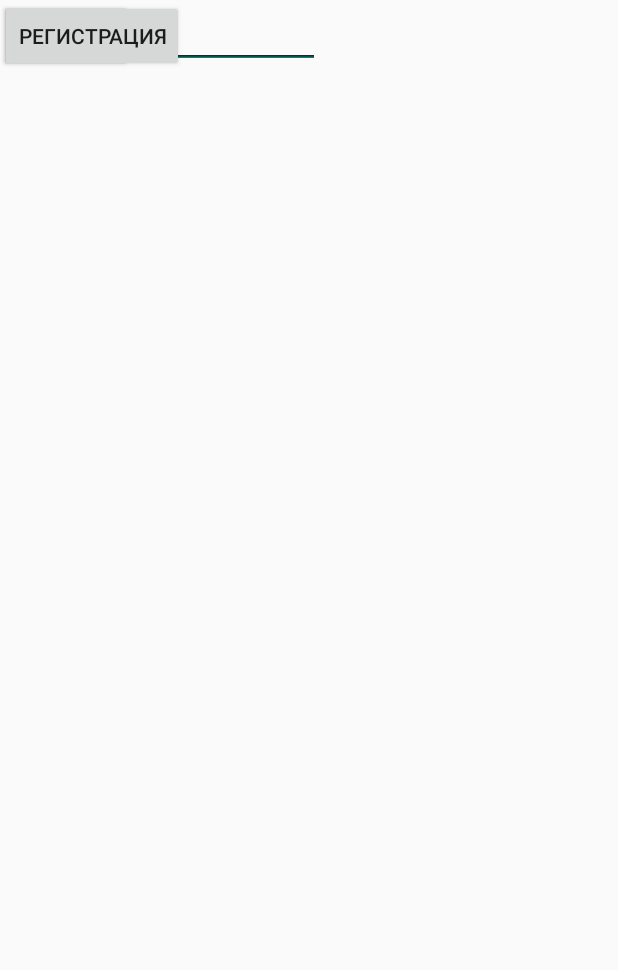
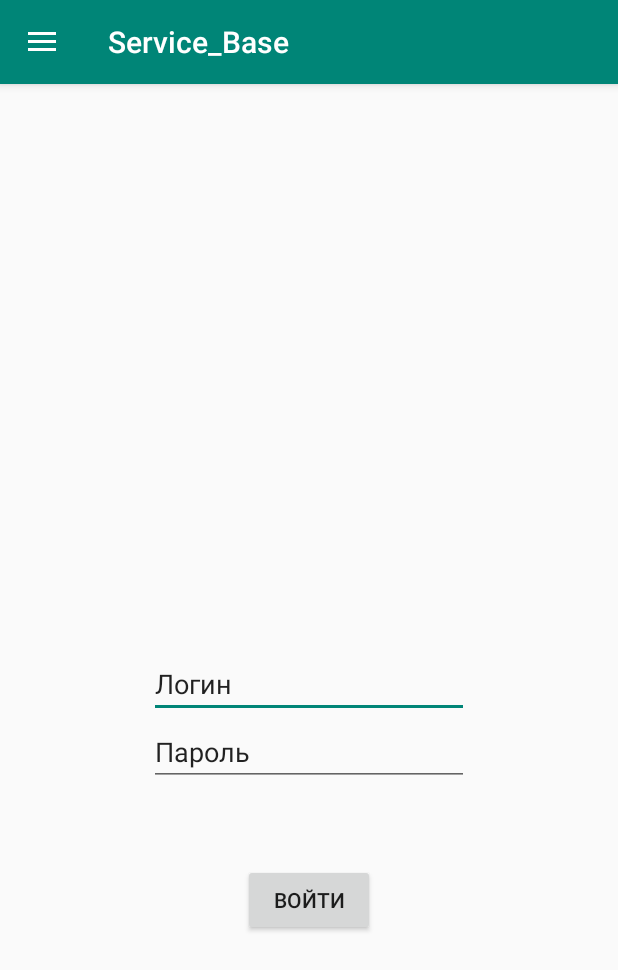
Before and after one commit to slamser56/Service_Base, an Android app: the screen it shows after launch (MainActivity), on a phone screen of 412 x 824 dp. Shown: the top 970 px of the screen. Run offline under Robolectric (Android 15) with nearby library versions, the phone set to English and light mode, and no system bars.

Commit message:
Nav menu up

```diff
--- a/app/src/main/java/com/example/service_base/MainActivity.java
+++ b/app/src/main/java/com/example/service_base/MainActivity.java
@@ -1,14 +1,78 @@
 package com.example.service_base;
 
+import androidx.annotation.NonNull;
+import androidx.appcompat.app.ActionBarDrawerToggle;
 import androidx.appcompat.app.AppCompatActivity;
+import androidx.core.view.GravityCompat;
+import androidx.drawerlayout.widget.DrawerLayout;
 
 import android.os.Bundle;
+import android.view.MenuItem;
+import android.widget.Toast;
+import androidx.appcompat.widget.Toolbar;
 
-public class MainActivity extends AppCompatActivity {
+import com.google.android.material.navigation.NavigationView;
+
+public class MainActivity extends AppCompatActivity implements NavigationView.OnNavigationItemSelectedListener {
 
     @Override
     protected void onCreate(Bundle savedInstanceState) {
         super.onCreate(savedInstanceState);
         setContentView(R.layout.activity_main);
+
+
+        Toolbar toolbar = findViewById(R.id.toolbar);
+        setSupportActionBar(toolbar);
+
+        DrawerLayout drawer = (DrawerLayout) findViewById(R.id.drawer_layout);
+        ActionBarDrawerToggle toggle = new ActionBarDrawerToggle(
+                this, drawer, toolbar, R.string.navigation_drawer_open, R.string.navigation_drawer_close);
+        drawer.addDrawerListener(toggle);
+        toggle.syncState();
+
+        NavigationView navigationView = (NavigationView) findViewById(R.id.naw_view);
+        navigationView.setNavigationItemSelectedListener(this);
+
+    }
+
+    @Override
+    public boolean onNavigationItemSelected(@NonNull MenuItem item) {
+// Handle navigation view item clicks here.
+        int id = item.getItemId();
+
+        if (id == R.id.find) {
+            Toast.makeText(getApplicationContext(),"Поиск",Toast.LENGTH_SHORT).show();
+        } else if (id == R.id.news) {
+            Toast.makeText(getApplicationContext(),"Новости",Toast.LENGTH_SHORT).show();
+
+        } else if (id == R.id.scaner) {
+            Toast.makeText(getApplicationContext(),"Сканер",Toast.LENGTH_SHORT).show();
+
+        } else if (id == R.id.send_request) {
+            Toast.makeText(getApplicationContext(),"Написать заявку",Toast.LENGTH_SHORT).show();
+
+        } else if (id == R.id.price) {
+            Toast.makeText(getApplicationContext(),"Цены",Toast.LENGTH_SHORT).show();
+
+        } else if (id == R.id.about_us) {
+            Toast.makeText(getApplicationContext(),"О нас",Toast.LENGTH_SHORT).show();
+
+        }
+
+        DrawerLayout drawer = (DrawerLayout) findViewById(R.id.drawer_layout);
+        drawer.closeDrawer(GravityCompat.START);
+
+        return true;
+    }
+
+
+    @Override
+    public void onBackPressed() {
+        DrawerLayout drawer = (DrawerLayout) findViewById(R.id.drawer_layout);
+        if (drawer.isDrawerOpen(GravityCompat.START)) {
+            drawer.closeDrawer(GravityCompat.START);
+        } else {
+            super.onBackPressed();
+        }
     }
 }
--- a/app/src/main/res/layout/activity_main.xml
+++ b/app/src/main/res/layout/activity_main.xml
@@ -1,5 +1,5 @@
 <?xml version="1.0" encoding="utf-8"?>
-<androidx.drawerlayout.widget.DrawerLayout xmlns:android="http://schemas.android.com/apk/res/android"
+<RelativeLayout xmlns:android="http://schemas.android.com/apk/res/android"
     xmlns:app="http://schemas.android.com/apk/res-auto"
     xmlns:tools="http://schemas.android.com/tools"
     android:layout_width="match_parent"
@@ -7,25 +7,34 @@
     tools:context=".MainActivity"
     tools:openDrawer="end">
 
-    <RelativeLayout
-        android:layout_width="match_parent"
-        android:layout_height="match_parent">
+    <include
+        android:id="@+id/toolbar"
+        layout="@layout/toolbar"/>
+
+
+    <LinearLayout
+        android:layout_width="wrap_content"
+        android:layout_height="wrap_content"
+        android:orientation="horizontal"
+        android:layout_centerHorizontal="true"
+        android:layout_alignParentBottom="true"
+        android:layout_marginBottom="200dp">
+
     <Button
         android:id="@+id/sign_up"
         android:layout_width="wrap_content"
         android:layout_height="wrap_content"
         android:text="Войти"
-        tools:layout_editor_absoluteX="58dp"
-        tools:layout_editor_absoluteY="556dp" />
+        />
+    </LinearLayout>
 
-    <Button
-        android:id="@+id/registration"
+    <LinearLayout
         android:layout_width="wrap_content"
         android:layout_height="wrap_content"
-        android:text="Регистрация"
-        tools:layout_editor_absoluteX="250dp"
-        tools:layout_editor_absoluteY="556dp" />
-
+        android:orientation="vertical"
+        android:layout_centerHorizontal="true"
+        android:layout_alignParentBottom="true"
+        android:layout_marginBottom="300dp">
     <EditText
         android:id="@+id/login"
         android:layout_width="wrap_content"
@@ -35,6 +44,7 @@
         android:text="Логин"
         tools:layout_editor_absoluteX="85dp"
         tools:layout_editor_absoluteY="281dp" />
+
 
     <EditText
         android:id="@+id/password"
@@ -46,16 +56,11 @@
         tools:layout_editor_absoluteX="85dp"
         tools:layout_editor_absoluteY="348dp" />
 
-    </RelativeLayout>
+    </LinearLayout>
 
-    <com.google.android.material.navigation.NavigationView
-        android:layout_width="wrap_content"
-        android:layout_height="match_parent"
-        android:layout_gravity="start"
-        android:id="@+id/naw_view"
-        app:headerLayout="@layout/nav_header"
-        app:menu="@menu/drawer_menu"
-        />
+<include
+    android:id="@+id/drawer_layout"
+    layout="@layout/navigation"/>
 
 
-</androidx.drawerlayout.widget.DrawerLayout>
+</RelativeLayout>
--- /dev/null
+++ b/app/src/main/res/layout/navigation.xml
@@ -0,0 +1,23 @@
+<?xml version="1.0" encoding="utf-8"?>
+<androidx.drawerlayout.widget.DrawerLayout xmlns:android="http://schemas.android.com/apk/res/android"
+    xmlns:app="http://schemas.android.com/apk/res-auto"
+    xmlns:tools="http://schemas.android.com/tools"
+    android:layout_width="match_parent"
+    android:layout_height="match_parent"
+    android:id="@+id/drawer_layout"
+    tools:openDrawer="end">
+
+
+
+
+    <com.google.android.material.navigation.NavigationView
+
+        android:layout_width="wrap_content"
+        android:layout_height="match_parent"
+        android:layout_gravity="start"
+        android:id="@+id/naw_view"
+        app:headerLayout="@layout/nav_header"
+        app:menu="@menu/drawer_menu"
+        />
+
+</androidx.drawerlayout.widget.DrawerLayout>
--- /dev/null
+++ b/app/src/main/res/layout/toolbar.xml
@@ -0,0 +1,12 @@
+<?xml version="1.0" encoding="utf-8"?>
+<androidx.appcompat.widget.Toolbar xmlns:android="http://schemas.android.com/apk/res/android"
+    xmlns:app="http://schemas.android.com/apk/res-auto"
+    android:id="@+id/toolbar"
+    android:layout_width="match_parent"
+    android:layout_height="?attr/actionBarSize"
+    android:background="@color/colorPrimary"
+    android:elevation="4dp"
+    app:theme="@style/ThemeOverlay.AppCompat.Dark.ActionBar"
+    app:popupTheme="@style/ThemeOverlay.AppCompat.Light">
+
+</androidx.appcompat.widget.Toolbar>
--- a/app/src/main/res/values/strings.xml
+++ b/app/src/main/res/values/strings.xml
@@ -4,6 +4,8 @@
 
 
     <!--activity_order_activity RUS-->
+    <string name="navigation_drawer_open">Open navigation drawer</string>
+    <string name="navigation_drawer_close">Close navigation drawer</string>
 <string name="order">Заказ-наряд</string>
     <string name="status">Состояние</string>
 <string name="serial_number">Серийный номер</string>
```
